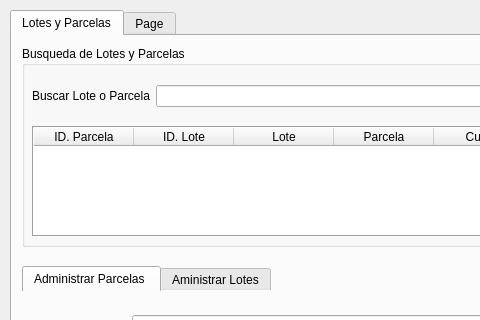
Old version of the form ui/agrae_main.ui in the repository franciscocontreras93/agrae; both pictures show x 0 to 480 and y 0 to 320 of the 800 by 600 pixel window.
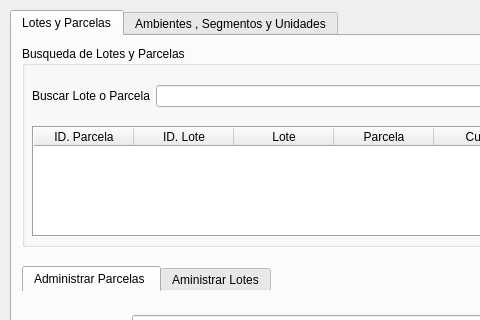
New version of the form. The open tabs and pages were chosen to show the change.

Diff of the .ui file:
```diff
--- a/ui/agrae_main.ui
+++ b/ui/agrae_main.ui
@@ -1320,7 +1320,7 @@
    </widget>
    <widget class="QWidget" name="tab_2">
     <attribute name="title">
-     <string>Page</string>
+     <string>Ambientes , Segmentos y Unidades</string>
     </attribute>
     <widget class="QPushButton" name="pushButton_2">
      <property name="geometry">
```
Left out of the diff: 42 changed lines with no effect on the pictures.
